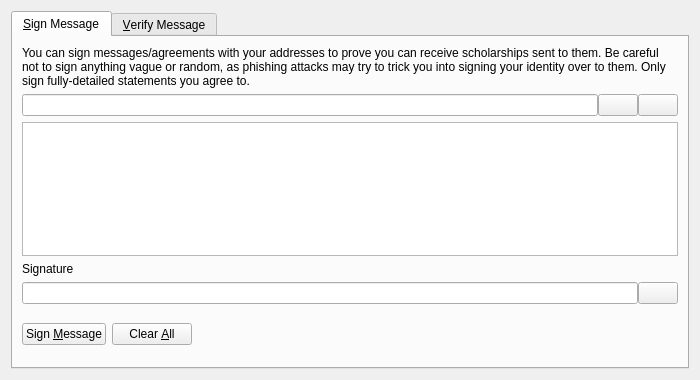
The window that src/qt/forms/signverifymessagedialog.ui (scholarshipcoin/scholarshipcoin) describes before a commit, drawn with Qt 5.
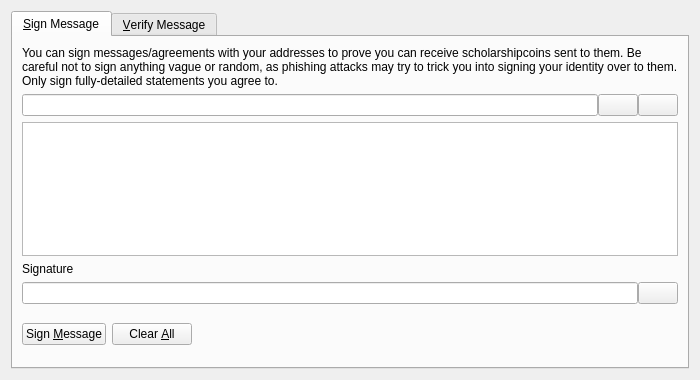
The same window after the commit. Icons and pictures are not drawn. Custom widgets are drawn as their Qt base class.

```diff
--- a/src/qt/forms/signverifymessagedialog.ui
+++ b/src/qt/forms/signverifymessagedialog.ui
@@ -30,7 +30,7 @@
        <item>
         <widget class="QLabel" name="infoLabel_SM">
          <property name="text">
-          <string>You can sign messages/agreements with your addresses to prove you can receive scholarships sent to them. Be careful not to sign anything vague or random, as phishing attacks may try to trick you into signing your identity over to them. Only sign fully-detailed statements you agree to.</string>
+          <string>You can sign messages/agreements with your addresses to prove you can receive scholarshipcoins sent to them. Be careful not to sign anything vague or random, as phishing attacks may try to trick you into signing your identity over to them. Only sign fully-detailed statements you agree to.</string>
          </property>
          <property name="textFormat">
           <enum>Qt::PlainText</enum>
```
Left out of the diff: 8 changed lines with no effect on the pictures.
